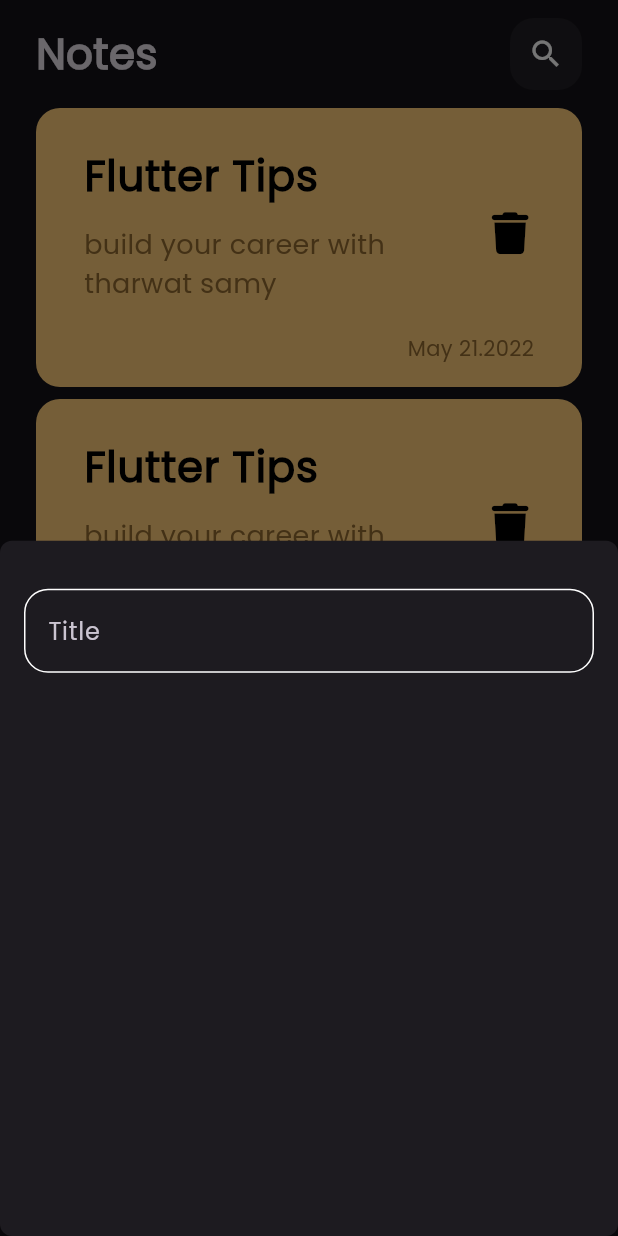
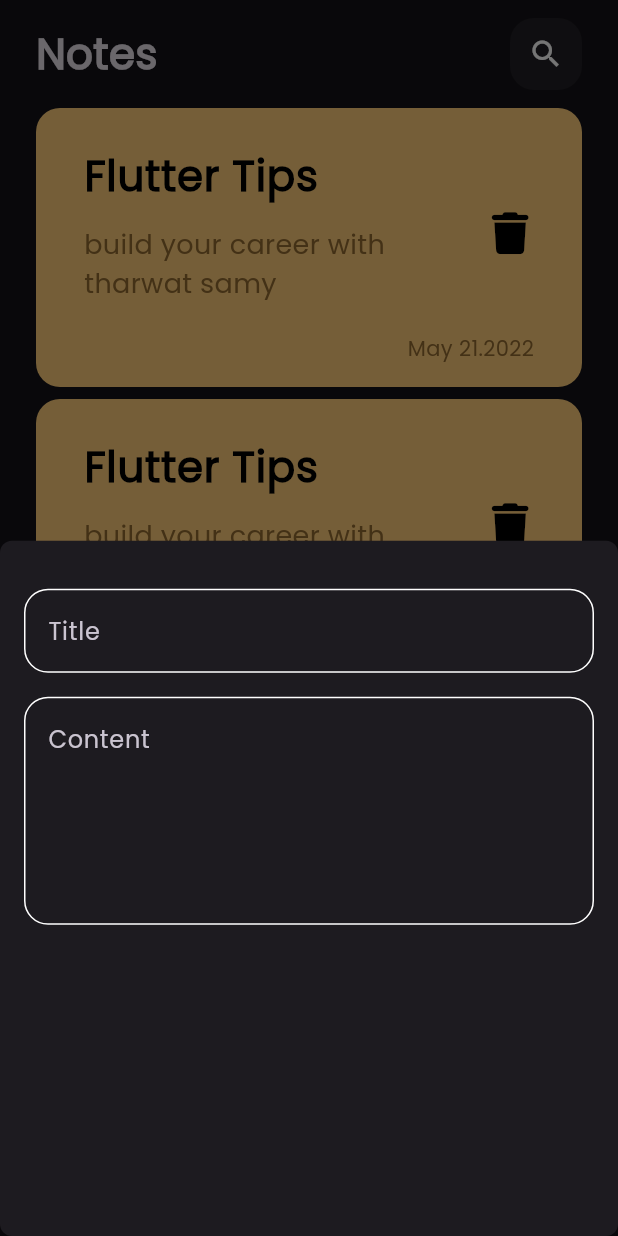
Before and after one commit to AhmedOmran22/Notes_App, a Flutter app: the screen it shows after launch, after a tap on the "add" icon, on a phone screen of 412 x 824 dp. Run offline on Flutter 3.47's test engine with Material 3 defaults, Android fonts, the phone set to English and light mode, and no system bars; our stand-ins replace font_awesome_flutter.

Commit message:
add fields to notes bottom sheet

```diff
--- a/lib/widgets/add_note_bottom_sheet.dart
+++ b/lib/widgets/add_note_bottom_sheet.dart
@@ -13,7 +13,10 @@ class AddNoteBottomSheet extends StatelessWidget {
           SizedBox(
             height: 32,
           ),
-          CustomTextField(),
+          CustomTextField(hint: 'Title'),
+          SizedBox(height: 16),
+          CustomTextField(hint: 'Content', maxLines: 5),
+
         ],
       ),
     );
--- a/lib/widgets/custom_text_field.dart
+++ b/lib/widgets/custom_text_field.dart
@@ -4,19 +4,20 @@ import 'package:notes_app/constans.dart';
 class CustomTextField extends StatelessWidget {
   const CustomTextField({
     super.key,
-    // required this.hint,
-    // this.maxLines = 1,
+    required this.hint,
+    this.maxLines = 1,
   });
 
-  // final String hint;
-  // final int maxLines;
+  final String hint;
+  final int maxLines;
 
   @override
   Widget build(BuildContext context) {
     return TextField(
+      maxLines: maxLines,
       cursorColor: kPrimaryColor,
       decoration: InputDecoration(
-        hintText: 'Title',
+        hintText: hint,
         border: buildBoreder(),
         enabledBorder: buildBoreder(),
         focusedBorder: buildBoreder(kPrimaryColor),
```
